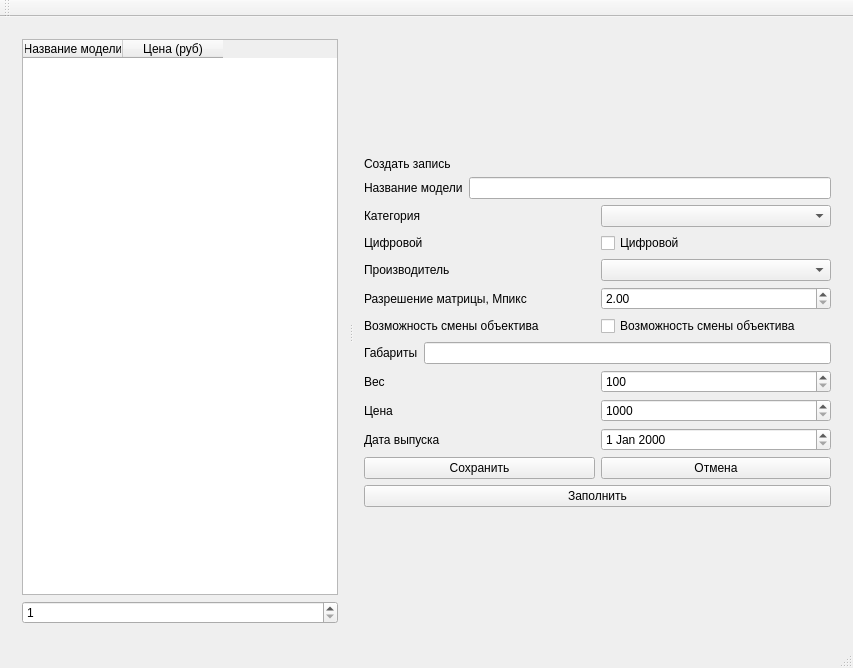
This is mainwindow.ui in Sapfir0/ProgramLab as Qt 5 draws it before an edit. The edited form follows.
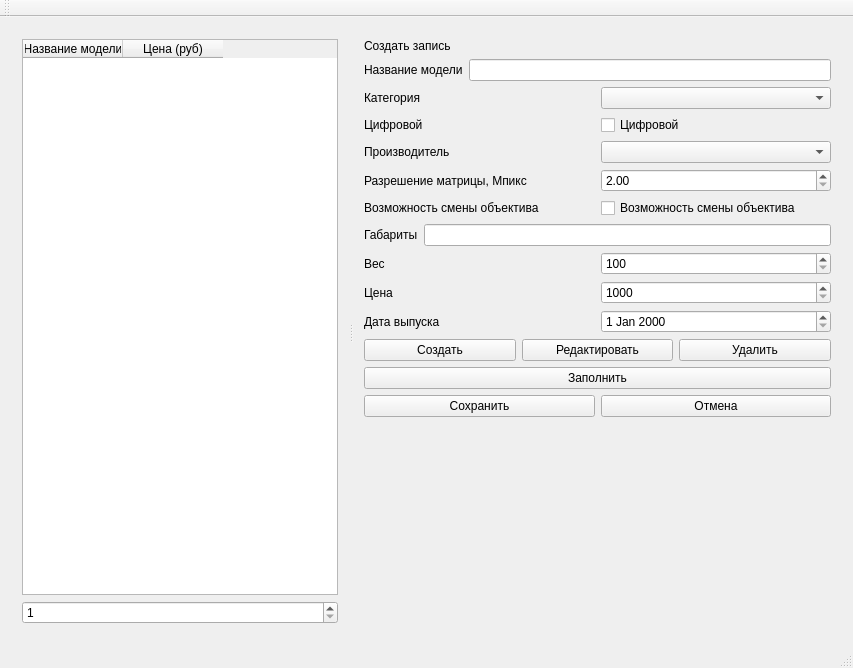
This is the edited form.

Commit message: уточнение в интерфейсе для 3 лабы

```diff
--- a/mainwindow.ui
+++ b/mainwindow.ui
@@ -62,19 +62,6 @@
        <layout class="QVBoxLayout" name="verticalLayout_3">
         <item>
          <layout class="QVBoxLayout" name="verticalLayout">
-          <item>
-           <spacer name="verticalSpacer_2">
-            <property name="orientation">
-             <enum>Qt::Vertical</enum>
-            </property>
-            <property name="sizeHint" stdset="0">
-             <size>
-              <width>20</width>
-              <height>40</height>
-             </size>
-            </property>
-           </spacer>
-          </item>
           <item>
            <widget class="QLabel" name="label">
             <property name="text">
@@ -262,6 +249,38 @@
           <item>
            <layout class="QHBoxLayout" name="horizontalLayout_2">
             <item>
+             <widget class="QPushButton" name="createBtn">
+              <property name="text">
+               <string>Создать</string>
+              </property>
+             </widget>
+            </item>
+            <item>
+             <widget class="QPushButton" name="editBtn">
+              <property name="text">
+               <string>Редактировать</string>
+              </property>
+             </widget>
+            </item>
+            <item>
+             <widget class="QPushButton" name="deleteBtn">
+              <property name="text">
+               <string>Удалить</string>
+              </property>
+             </widget>
+            </item>
+           </layout>
+          </item>
+          <item>
+           <widget class="QPushButton" name="filling">
+            <property name="text">
+             <string>Заполнить</string>
+            </property>
+           </widget>
+          </item>
+          <item>
+           <layout class="QHBoxLayout" name="horizontalLayout_14">
+            <item>
              <widget class="QPushButton" name="saveBtn">
               <property name="text">
                <string>Сохранить</string>
@@ -277,13 +296,6 @@
             </item>
            </layout>
           </item>
-          <item>
-           <widget class="QPushButton" name="filling">
-            <property name="text">
-             <string>Заполнить</string>
-            </property>
-           </widget>
-          </item>
           <item>
            <spacer name="verticalSpacer">
             <property name="orientation">
```
Left out of the diff: 2 changed lines with no effect on the pictures. The commit also changes 3 other files.
